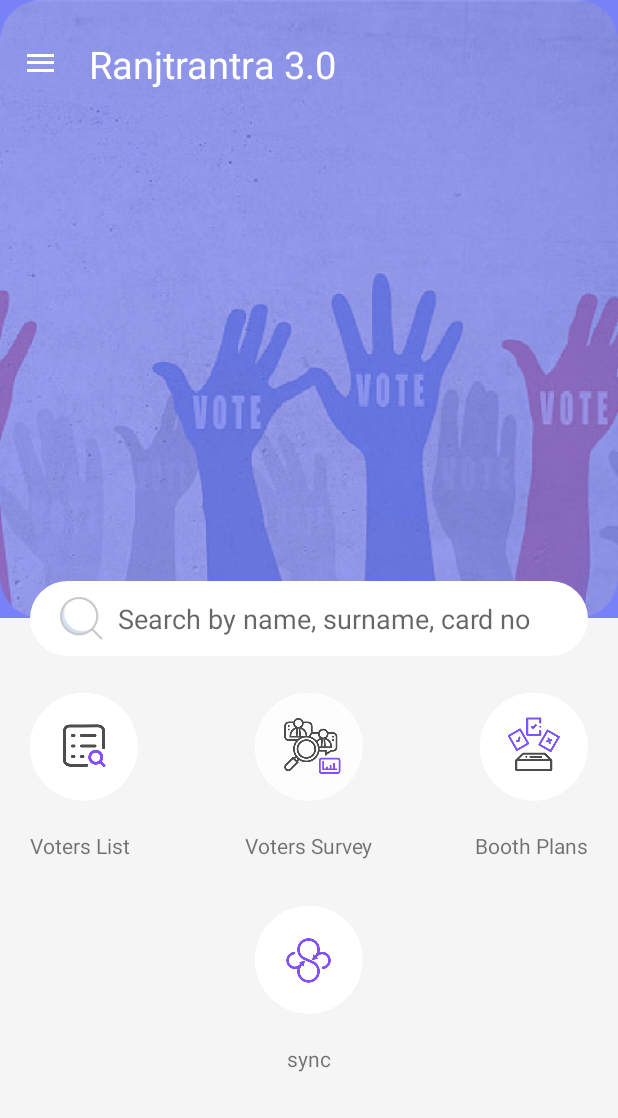
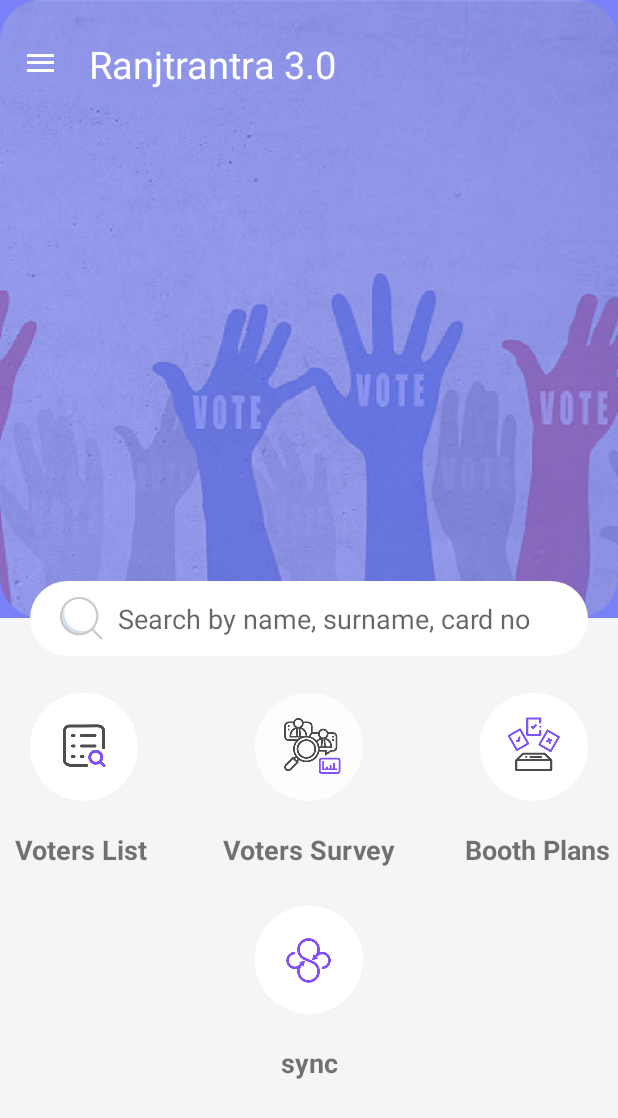
Before and after one commit to anupamkamble/rajtrantraApp, an Android app: the layout first_screen.xml on its own in the app's theme, with its tools: preview values and no code run, on a phone screen of 412 x 824 dp. Shown: the top 1118 px of the screen. Run offline under Robolectric (Android 15) with nearby library versions, the phone set to English and light mode, and no system bars.

Commit message:
first screen completed

```diff
--- a/app/src/main/res/layout/first_screen.xml
+++ b/app/src/main/res/layout/first_screen.xml
@@ -50,7 +50,9 @@
                 android:layout_width="wrap_content"
                 android:layout_height="wrap_content"
                 android:text="Voters List"
-                android:paddingLeft="20dp"
+                android:paddingLeft="10dp"
+                android:textStyle="bold"
+                android:textSize="18dp"
                 app:layout_constraintTop_toBottomOf="@+id/voterList"
                 ></TextView>
 
@@ -73,6 +75,8 @@
                 app:layout_constraintTop_toBottomOf="@+id/voterSurvey"
                 app:layout_constraintRight_toRightOf="parent"
                 app:layout_constraintLeft_toLeftOf="parent"
+                android:textSize="18dp"
+                android:textStyle="bold"
                 ></TextView>
 
 
@@ -94,7 +98,9 @@
                 android:text="Booth Plans"
                 app:layout_constraintTop_toBottomOf="@+id/boothPlans"
                 app:layout_constraintEnd_toEndOf="parent"
-                android:paddingRight="20dp"
+                android:paddingRight="5dp"
+                android:textSize="18dp"
+                android:textStyle="bold"
                 ></TextView>
 
 
@@ -119,6 +125,8 @@
                 app:layout_constraintRight_toRightOf="parent"
                 app:layout_constraintLeft_toLeftOf="parent"
                 app:layout_constraintTop_toBottomOf="@+id/sync"
+                android:textSize="18dp"
+                android:textStyle="bold"
                 ></TextView>
 
         </androidx.constraintlayout.widget.ConstraintLayout>
@@ -135,6 +143,7 @@
             android:background="@drawable/edittext_white_curve"
             android:drawableLeft="@drawable/zoom_in"
             android:drawablePadding="10dp"
+
             />
 
     </androidx.constraintlayout.widget.ConstraintLayout>
```
